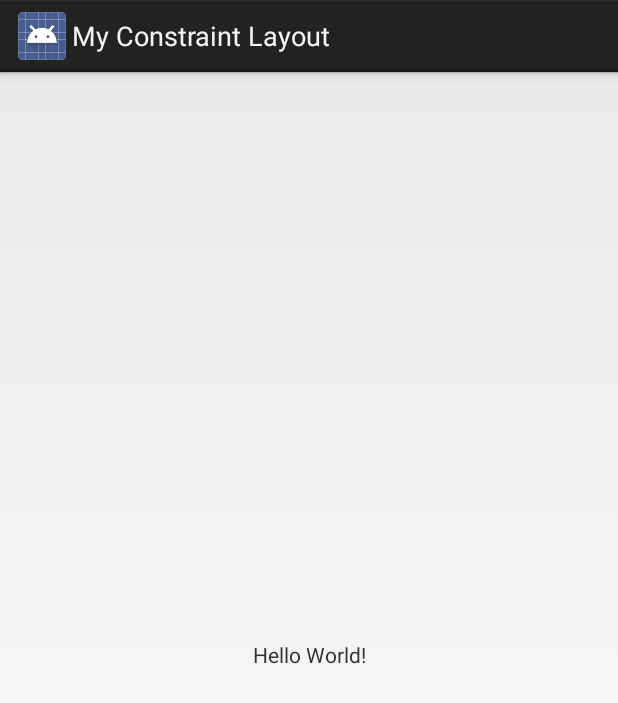
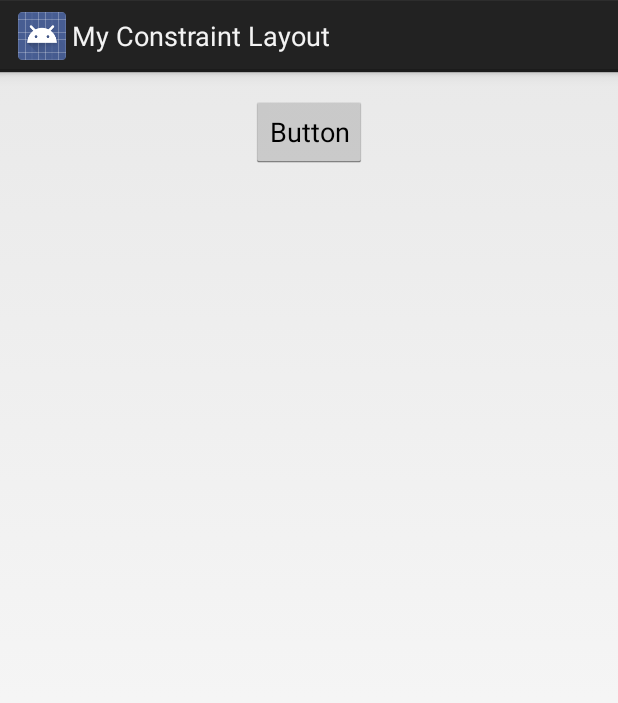
Before and after one commit to FutureAndroidDeveloper/MyConstraintLayout, an Android app: the screen it shows after launch (MainActivity), on a phone screen of 412 x 824 dp. Shown: the top 703 px of the screen. Run offline under Robolectric (Android 15) with nearby library versions, the phone set to English and light mode, and no system bars.

Commit message:
Добавил кнопку с помощью costraints и blueprint

```diff
--- a/app/src/main/res/layout/activity_main.xml
+++ b/app/src/main/res/layout/activity_main.xml
@@ -1,19 +1,21 @@
 <?xml version="1.0" encoding="utf-8"?>
-<android.support.constraint.ConstraintLayout
-    xmlns:android="http://schemas.android.com/apk/res/android"
+<android.support.constraint.ConstraintLayout xmlns:android="http://schemas.android.com/apk/res/android"
+    xmlns:app="http://schemas.android.com/apk/res-auto"
     xmlns:tools="http://schemas.android.com/tools"
-    xmlns:app="http://schemas.android.com/apk/res-auto"
     android:layout_width="match_parent"
     android:layout_height="match_parent"
     tools:context=".MainActivity">
 
-    <TextView
+    <Button
+        android:id="@+id/button"
         android:layout_width="wrap_content"
         android:layout_height="wrap_content"
-        android:text="Hello World!"
-        app:layout_constraintBottom_toBottomOf="parent"
-        app:layout_constraintLeft_toLeftOf="parent"
-        app:layout_constraintRight_toRightOf="parent"
+        android:layout_marginStart="8dp"
+        android:layout_marginTop="16dp"
+        android:layout_marginEnd="8dp"
+        android:text="Button"
+        app:layout_constraintEnd_toEndOf="parent"
+        app:layout_constraintStart_toStartOf="parent"
         app:layout_constraintTop_toTopOf="parent" />
 
 </android.support.constraint.ConstraintLayout>
```
